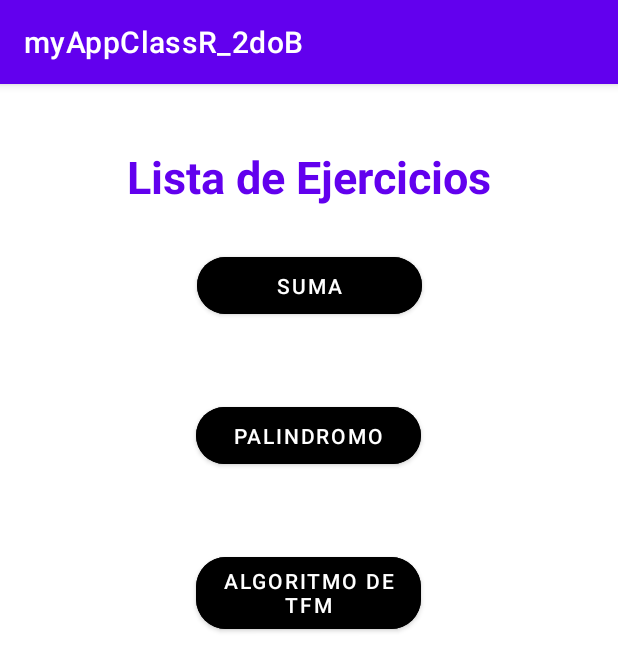
After one commit to rodriQuelali/segundo_b_2023, an Android app: the principal screen opened directly, with no data from a screen before it, on a phone screen of 412 x 824 dp. The commit adds this screen. Shown: the top 671 px of the screen. Run offline under Robolectric (Android 15) with nearby library versions, the phone set to English and light mode, and no system bars.

Commit message:
diseño del inicio principal

```diff
--- a/myAppClassR_2doB/app/src/main/AndroidManifest.xml
+++ b/myAppClassR_2doB/app/src/main/AndroidManifest.xml
@@ -12,6 +12,12 @@
         android:theme="@style/Theme.MyAppClassR_2doB"
         tools:targetApi="31">
         <activity
+            android:name=".principal"
+            android:exported="false" />
+        <activity
+            android:name=".palindromo"
+            android:exported="false" />
+        <activity
             android:name=".MainActivity"
             android:exported="true">
             <intent-filter>
--- /dev/null
+++ b/myAppClassR_2doB/app/src/main/java/com/example/myappclassr_2dob/principal.java
@@ -0,0 +1,30 @@
+package com.example.myappclassr_2dob;
+
+import androidx.appcompat.app.AppCompatActivity;
+
+import android.content.Intent;
+import android.os.Bundle;
+import android.view.View;
+import android.widget.Button;
+
+public class principal extends AppCompatActivity {
+
+    @Override
+    protected void onCreate(Bundle savedInstanceState) {
+        super.onCreate(savedInstanceState);
+        setContentView(R.layout.activity_principal);
+        Button btn = (Button) findViewById(R.id.btnPali);
+        btn.setOnClickListener(new View.OnClickListener() {
+            @Override
+            public void onClick(View view) {
+                Intent i = new Intent(principal.this, palindromo.class);
+                startActivity(i);
+            }
+        });
+    }
+
+    public void llam(View v){
+        Intent i = new Intent(this, MainActivity.class);
+        startActivity(i);
+    }
+}
--- /dev/null
+++ b/myAppClassR_2doB/app/src/main/res/layout/activity_principal.xml
@@ -0,0 +1,65 @@
+<?xml version="1.0" encoding="utf-8"?>
+<androidx.constraintlayout.widget.ConstraintLayout xmlns:android="http://schemas.android.com/apk/res/android"
+    xmlns:app="http://schemas.android.com/apk/res-auto"
+    xmlns:tools="http://schemas.android.com/tools"
+    android:layout_width="match_parent"
+    android:layout_height="match_parent"
+    tools:context=".principal">
+
+    <TextView
+        android:id="@+id/textView2"
+        android:layout_width="wrap_content"
+        android:layout_height="wrap_content"
+        android:layout_marginTop="41dp"
+        android:text="Lista de Ejercicios"
+        android:textColor="@color/purple_500"
+        android:textSize="30dp"
+        android:textStyle="bold"
+        app:layout_constraintEnd_toEndOf="parent"
+        app:layout_constraintHorizontal_bias="0.5"
+        app:layout_constraintStart_toStartOf="parent"
+        app:layout_constraintTop_toTopOf="parent" />
+
+    <Button
+        android:id="@+id/btnSuma"
+        android:layout_width="150dp"
+        android:layout_height="50dp"
+        android:layout_marginTop="27dp"
+        android:backgroundTint="@color/black"
+        android:onClick="llam"
+        android:text="Suma"
+        app:cornerRadius="20dp"
+        app:layout_constraintEnd_toEndOf="parent"
+        app:layout_constraintHorizontal_bias="0.5"
+        app:layout_constraintStart_toStartOf="parent"
+        app:layout_constraintTop_toBottomOf="@+id/textView2"
+        tools:ignore="MissingConstraints" />
+
+    <Button
+        android:id="@+id/btnPali"
+        android:layout_width="150dp"
+        android:layout_height="50dp"
+        android:layout_marginTop="50dp"
+        android:backgroundTint="@color/black"
+        android:text="Palindromo"
+        app:cornerRadius="20dp"
+        app:layout_constraintEnd_toEndOf="parent"
+        app:layout_constraintHorizontal_bias="0.498"
+        app:layout_constraintStart_toStartOf="parent"
+        app:layout_constraintTop_toBottomOf="@+id/btnSuma"
+        tools:ignore="MissingConstraints" />
+
+    <Button
+        android:id="@+id/btnAlgoTFM"
+        android:layout_width="150dp"
+        android:layout_height="60dp"
+        android:layout_marginTop="50dp"
+        android:backgroundTint="@color/black"
+        android:text="Algoritmo de TFM"
+        app:cornerRadius="20dp"
+        app:layout_constraintEnd_toEndOf="parent"
+        app:layout_constraintHorizontal_bias="0.498"
+        app:layout_constraintStart_toStartOf="parent"
+        app:layout_constraintTop_toBottomOf="@+id/btnPali"
+        tools:ignore="MissingConstraints" />
+</androidx.constraintlayout.widget.ConstraintLayout>
```
Also changed, not shown: myAppClassR_2doB/app/src/main/java/com/example/myappclassr_2dob/MainActivity.java (+5 -12 lines), myAppClassR_2doB/app/src/main/java/com/example/myappclassr_2dob/palindromo.java (added, +14 -0 lines), myAppClassR_2doB/app/src/main/res/layout/activity_palindromo.xml (added, +9 -0 lines).
